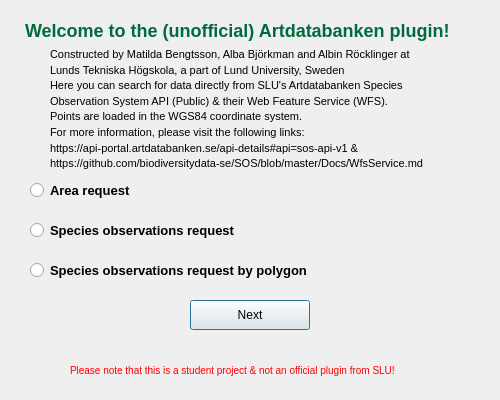
The window that First_pop_up.ui (albabjorkman/GIT-project) describes before a commit, drawn with Qt 5.
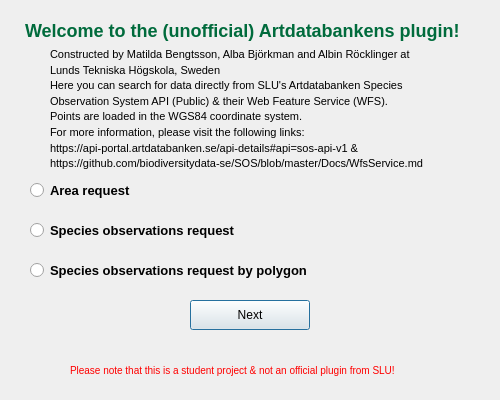
The same window after the commit.

Diff of the .ui file:
```diff
--- a/First_pop_up.ui
+++ b/First_pop_up.ui
@@ -26,7 +26,7 @@
    </rect>
   </property>
   <property name="text">
-   <string>Welcome to the (unofficial) Artdatabanken plugin! </string>
+   <string>Welcome to the (unofficial) Artdatabankens plugin! </string>
   </property>
      <property name="styleSheet">
    <string>
@@ -52,7 +52,7 @@
    <string>
 	&lt;html&gt;&lt;body style="line-height: 1.2;"&gt;
     Constructed by Matilda Bengtsson, Alba Björkman and Albin Röcklinger at 
-    &lt;br/&gt; Lunds Tekniska Högskola, a part of Lund University, Sweden 
+    &lt;br/&gt; Lunds Tekniska Högskola, Sweden
     &lt;br/&gt;Here you
 	can search for data directly from SLU's Artdatabanken Species &lt;br/&gt; 
 	Observation System API (Public) &amp; their Web Feature Service (WFS).&lt;br/&gt;
```
Left out of the diff: 2 changed lines with no effect on the pictures.
